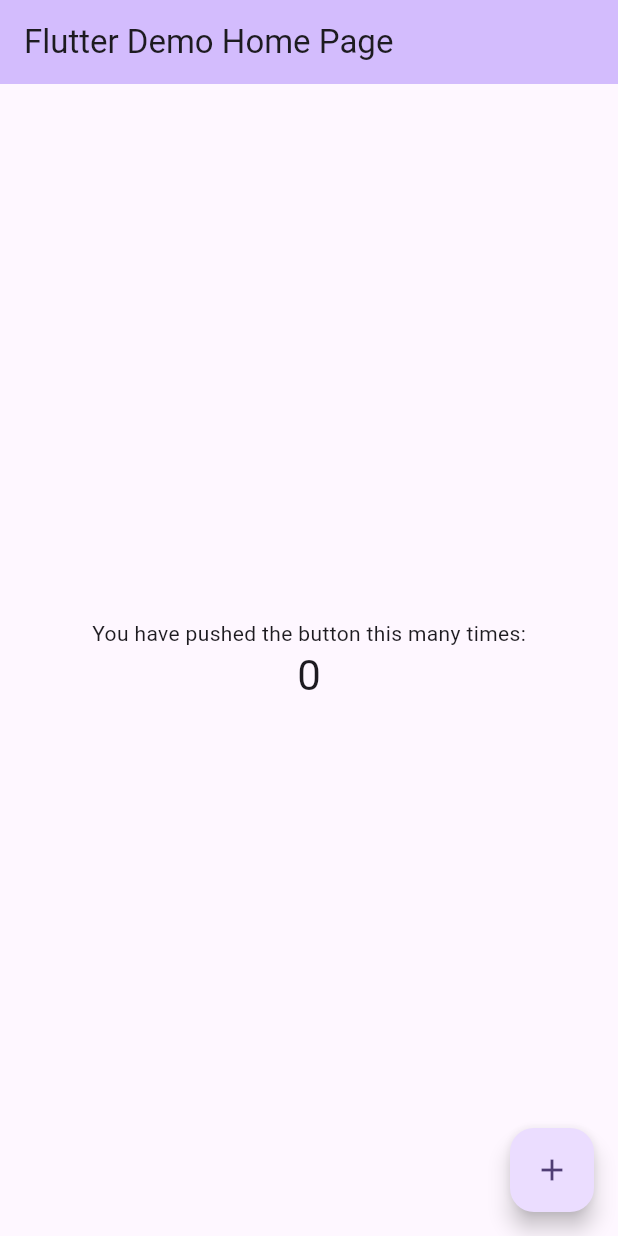
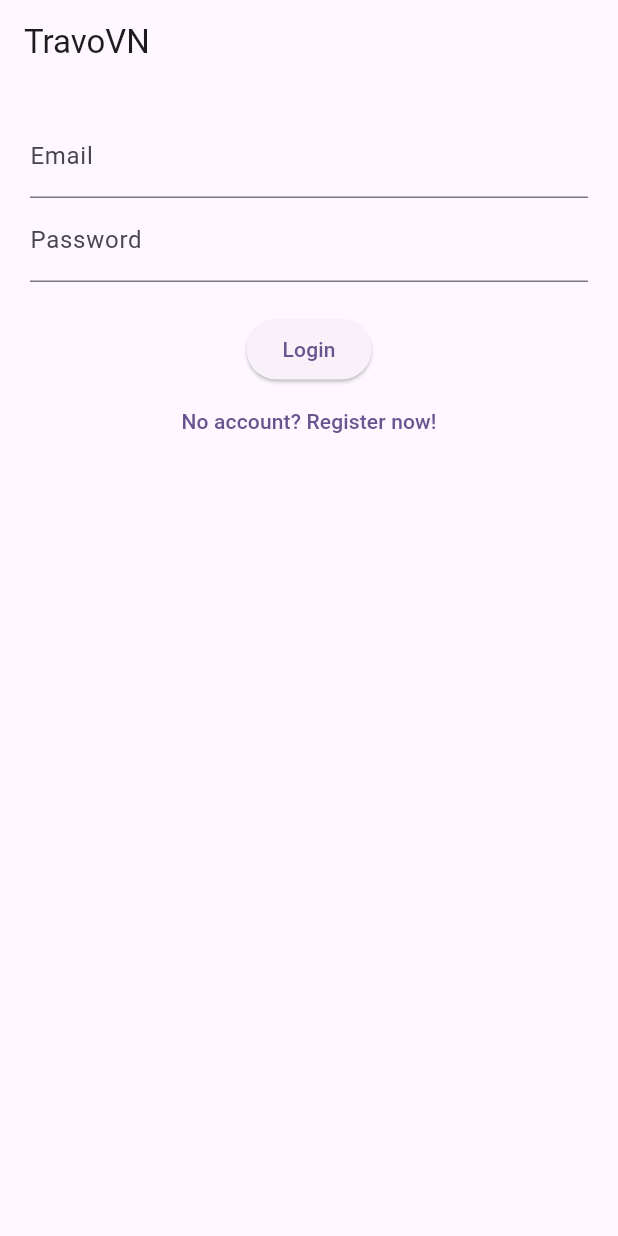
Before and after one commit to ngkhuong831/travo, a Flutter app: the screen it shows after launch, on a phone screen of 412 x 824 dp. Run offline on Flutter 3.47's test engine with Material 2 defaults, Android fonts, the light colour scheme and no system bars; our stand-ins replace firebase_auth, firebase_core; accounts and stored records are empty.

Commit message:
add feature
feat: firebase email authentication

```diff
--- /dev/null
+++ b/lib/auth/auth.dart
@@ -0,0 +1,33 @@
+import 'package:firebase_auth/firebase_auth.dart';
+
+class Auth {
+  final FirebaseAuth _firebaseAuth = FirebaseAuth.instance;
+
+  User? get currentUser => _firebaseAuth.currentUser;
+
+  Stream<User?> get authStateChanges => _firebaseAuth.authStateChanges();
+
+  Future<void> signInWithEmailAndPassword({
+    required String email,
+    required String password,
+  }) async {
+    await _firebaseAuth.signInWithEmailAndPassword(
+      email: email,
+      password: password,
+    );
+  }
+
+  Future<void> createUserWithEmailAndPassword({
+    required String email,
+    required String password,
+  }) async {
+    await _firebaseAuth.createUserWithEmailAndPassword(
+      email: email,
+      password: password,
+    );
+  }
+
+  Future<void> signOut() async {
+    await _firebaseAuth.signOut();
+  }
+}
--- a/lib/main.dart
+++ b/lib/main.dart
@@ -1,125 +1,32 @@
 import 'package:flutter/material.dart';
+import 'package:travo/widget_tree.dart';
+import 'package:firebase_core/firebase_core.dart';
 
-void main() {
+Future<void> main() async {
+  WidgetsFlutterBinding.ensureInitialized();
+  await Firebase.initializeApp(
+    options: const FirebaseOptions(
+      apiKey: "AIzaSyCEjaj7KkWUUidau16D1wkskoDdKO-WgGU", // Your apiKey
+      appId: "978146309733", // Your appId
+      messagingSenderId: "978146309733", // Your messagingSenderId
+      projectId: "fir-auth-37000", // Your projectId
+    ),
+  );
   runApp(const MyApp());
 }
 
 class MyApp extends StatelessWidget {
   const MyApp({super.key});
 
-  // This widget is the root of your application.
   @override
   Widget build(BuildContext context) {
     return MaterialApp(
-      title: 'Flutter Demo',
+      debugShowCheckedModeBanner: false,
       theme: ThemeData(
-        // This is the theme of your application.
-        //
-        // TRY THIS: Try running your application with "flutter run". You'll see
-        // the application has a blue toolbar. Then, without quitting the app,
-        // try changing the seedColor in the colorScheme below to Colors.green
-        // and then invoke "hot reload" (save your changes or press the "hot
-        // reload" button in a Flutter-supported IDE, or press "r" if you used
-        // the command line to start the app).
-        //
-        // Notice that the counter didn't reset back to zero; the application
-        // state is not lost during the reload. To reset the state, use hot
-        // restart instead.
-        //
-        // This works for code too, not just values: Most code changes can be
-        // tested with just a hot reload.
         colorScheme: ColorScheme.fromSeed(seedColor: Colors.deepPurple),
         useMaterial3: true,
       ),
-      home: const MyHomePage(title: 'Flutter Demo Home Page'),
+      home: const WidgetTree(),
     );
   }
 }
-
-class MyHomePage extends StatefulWidget {
-  const MyHomePage({super.key, required this.title});
-
-  // This widget is the home page of your application. It is stateful, meaning
-  // that it has a State object (defined below) that contains fields that affect
-  // how it looks.
-
-  // This class is the configuration for the state. It holds the values (in this
-  // case the title) provided by the parent (in this case the App widget) and
-  // used by the build method of the State. Fields in a Widget subclass are
-  // always marked "final".
-
-  final String title;
-
-  @override
-  State<MyHomePage> createState() => _MyHomePageState();
-}
-
-class _MyHomePageState extends State<MyHomePage> {
-  int _counter = 0;
-
-  void _incrementCounter() {
-    setState(() {
-      // This call to setState tells the Flutter framework that something has
-      // changed in this State, which causes it to rerun the build method below
-      // so that the display can reflect the updated values. If we changed
-      // _counter without calling setState(), then the build method would not be
-      // called again, and so nothing would appear to happen.
-      _counter++;
-    });
-  }
-
-  @override
-  Widget build(BuildContext context) {
-    // This method is rerun every time setState is called, for instance as done
-    // by the _incrementCounter method above.
-    //
-    // The Flutter framework has been optimized to make rerunning build methods
-    // fast, so that you can just rebuild anything that needs updating rather
-    // than having to individually change instances of widgets.
-    return Scaffold(
-      appBar: AppBar(
-        // TRY THIS: Try changing the color here to a specific color (to
-        // Colors.amber, perhaps?) and trigger a hot reload to see the AppBar
-        // change color while the other colors stay the same.
-        backgroundColor: Theme.of(context).colorScheme.inversePrimary,
-        // Here we take the value from the MyHomePage object that was created by
-        // the App.build method, and use it to set our appbar title.
-        title: Text(widget.title),
-      ),
-      body: Center(
-        // Center is a layout widget. It takes a single child and positions it
-        // in the middle of the parent.
-        child: Column(
-          // Column is also a layout widget. It takes a list of children and
-          // arranges them vertically. By default, it sizes itself to fit its
-          // children horizontally, and tries to be as tall as its parent.
-          //
-          // Column has various properties to control how it sizes itself and
-          // how it positions its children. Here we use mainAxisAlignment to
-          // center the children vertically; the main axis here is the vertical
-          // axis because Columns are vertical (the cross axis would be
-          // horizontal).
-          //
-          // TRY THIS: Invoke "debug painting" (choose the "Toggle Debug Paint"
-          // action in the IDE, or press "p" in the console), to see the
-          // wireframe for each widget.
-          mainAxisAlignment: MainAxisAlignment.center,
-          children: <Widget>[
-            const Text(
-              'You have pushed the button this many times:',
-            ),
-            Text(
-              '$_counter',
-              style: Theme.of(context).textTheme.headlineMedium,
-            ),
-          ],
-        ),
-      ),
-      floatingActionButton: FloatingActionButton(
-        onPressed: _incrementCounter,
-        tooltip: 'Increment',
-        child: const Icon(Icons.add),
-      ), // This trailing comma makes auto-formatting nicer for build methods.
-    );
-  }
-}
--- /dev/null
+++ b/lib/screens/login_register_screen.dart
@@ -0,0 +1,107 @@
+import 'package:firebase_auth/firebase_auth.dart';
+import 'package:travo/auth/auth.dart';
+import 'package:flutter/material.dart';
+import 'package:travo/widgets/login_form_widget.dart';
+
+class LoginPage extends StatefulWidget {
+  const LoginPage({super.key});
+
+  @override
+  State<LoginPage> createState() => _LoginPageState();
+}
+
+class _LoginPageState extends State<LoginPage> {
+  String errorMessage = '';
+  bool isLogin = true;
+
+  final TextEditingController _emailController = TextEditingController();
+  final TextEditingController _passwordController = TextEditingController();
+
+  Future<void> signInWithEmailAndPassword() async {
+    try {
+      await Auth().signInWithEmailAndPassword(
+        email: _emailController.text,
+        password: _passwordController.text,
+      );
+    } on FirebaseAuthException catch (e) {
+      setState(() {
+        errorMessage = e.message!;
+      });
+    }
+  }
+
+  Future<void> createUserWithEmailAndPassword() async {
+    try {
+      await Auth().createUserWithEmailAndPassword(
+        email: _emailController.text,
+        password: _passwordController.text,
+      );
+    } on FirebaseAuthException catch (e) {
+      setState(() {
+        errorMessage = e.message!;
+      });
+    }
+  }
+
+  Widget _title() {
+    return const Text('TravoVN');
+  }
+
+  Widget _entryField(
+    String title,
+    TextEditingController controller,
+  ) {
+    return TextField(
+      controller: controller,
+      decoration: InputDecoration(
+        labelText: title,
+      ),
+    );
+  }
+
+  Widget _submitBtn() {
+    return ElevatedButton(
+      onPressed:
+          isLogin ? signInWithEmailAndPassword : createUserWithEmailAndPassword,
+      child: Text(isLogin ? 'Login' : 'Register'),
+    );
+  }
+
+  Widget _loginOrRegisterBtn() {
+    return TextButton(
+      onPressed: () {
+        setState(() {
+          isLogin = !isLogin;
+        });
+      },
+      child: Text(isLogin
+          ? 'No account? Register now!'
+          : 'Got an account? Sign in now!'),
+    );
+  }
+
+  Widget _errorMessage() {
+    return Text(errorMessage == '' ? '' : 'Hmm! $errorMessage');
+  }
+
+  @override
+  Widget build(BuildContext context) {
+    return Scaffold(
+      appBar: AppBar(
+        title: _title(),
+      ),
+      body: Container(
+        height: double.infinity,
+        width: double.infinity,
+        padding: const EdgeInsets.all(20),
+        child: Column(children: <Widget>[
+          _entryField('Email', _emailController),
+          _entryField('Password', _passwordController),
+          _errorMessage(),
+          _submitBtn(),
+          _loginOrRegisterBtn(),
+        ]),
+      ),
+    );
+  }
+}
--- /dev/null
+++ b/lib/widget_tree.dart
@@ -0,0 +1,26 @@
+import 'package:travo/auth/auth.dart';
+import 'package:travo/screens/home_screen.dart';
+import 'package:travo/screens/login_register_screen.dart';
+import 'package:flutter/material.dart';
+
+class WidgetTree extends StatefulWidget {
+  const WidgetTree({super.key});
+
+  @override
+  State<WidgetTree> createState() => _WidgetTreeState();
+}
+
+class _WidgetTreeState extends State<WidgetTree> {
+  @override
+  Widget build(BuildContext context) {
+    return StreamBuilder(
+        stream: Auth().authStateChanges,
+        builder: ((context, snapshot) {
+          if (snapshot.hasData) {
+            return HomeScreen();
+          } else {
+            return const LoginPage();
+          }
+        }));
+  }
+}
--- a/pubspec.yaml
+++ b/pubspec.yaml
@@ -35,6 +35,8 @@ dependencies:
   # The following adds the Cupertino Icons font to your application.
   # Use with the CupertinoIcons class for iOS style icons.
   cupertino_icons: ^1.0.2
+  firebase_core: ^2.13.0
+  firebase_auth: ^4.6.1
 
 dev_dependencies:
   flutter_test:
```
Also changed, not shown: database.rules.json (added, +7 -0 lines), lib/screens/home_screen.dart (added, +46 -0 lines), lib/widgets/login_form_widget.dart (added, +115 -0 lines), lib/firebase_options.dart (added), pubspec.lock, 10 other files.
